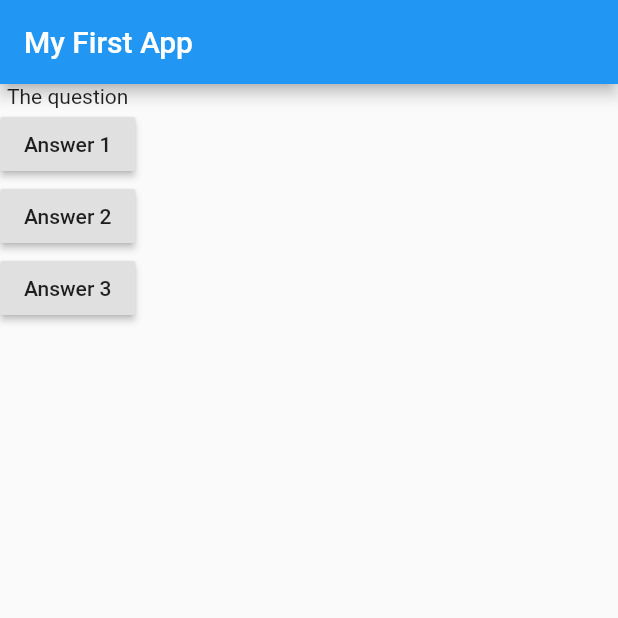
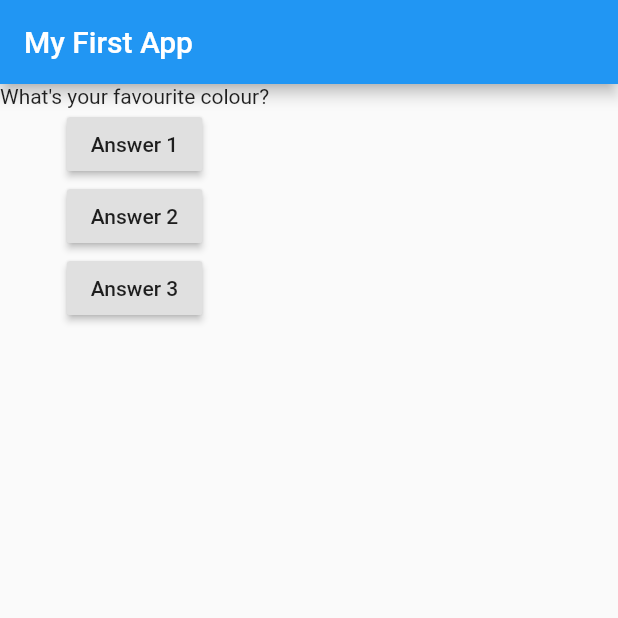
Before and after one commit to sharome/personality-quiz, a Flutter app: the screen it shows after launch, after a tap on "Answer 1", on a phone screen of 412 x 824 dp, the top half of it. Run offline on Flutter 3.47's test engine with Material 2 defaults, Android fonts, the phone set to English and light mode, and no system bars.

Commit message:
bakend of question change commit

```diff
--- a/lib/main.dart
+++ b/lib/main.dart
@@ -3,16 +3,18 @@ import 'package:flutter/material.dart';
 //void main() {
 //runApp(MyApp());
 //}
-void main() => runApp (MyApp());
+void main() => runApp(MyApp());
 
 class MyApp extends StatelessWidget {
+  var questionIndex = 0;
+
+  void answerQuestion() {
+    questionIndex = questionIndex + 1;
+    print(questionIndex);
+  }
+
   @override
   Widget build(BuildContext context) {
-    void answerQuestion(){
-      print ('answerChosen');
-
-    }
-
     var questions = [
       'What\'s your favourite colour?',
       'What\'s your favourite animal?'
@@ -24,18 +26,20 @@ class MyApp extends StatelessWidget {
         ),
         body: Column(
           children: [
-            Text('The question'),
+            Text(
+              questions[questionIndex],
+            ),
             RaisedButton(
               child: Text('Answer 1'),
               onPressed: answerQuestion,
             ),
             RaisedButton(
               child: Text('Answer 2'),
-              onPressed: answerQuestion,
+              onPressed: () => print('Answer 2 chosen'),
             ),
             RaisedButton(
               child: Text('Answer 3'),
-              onPressed: answerQuestion,
+              onPressed: () => print('Answer 3 chosen'),
             ),
           ],
         ),
```
